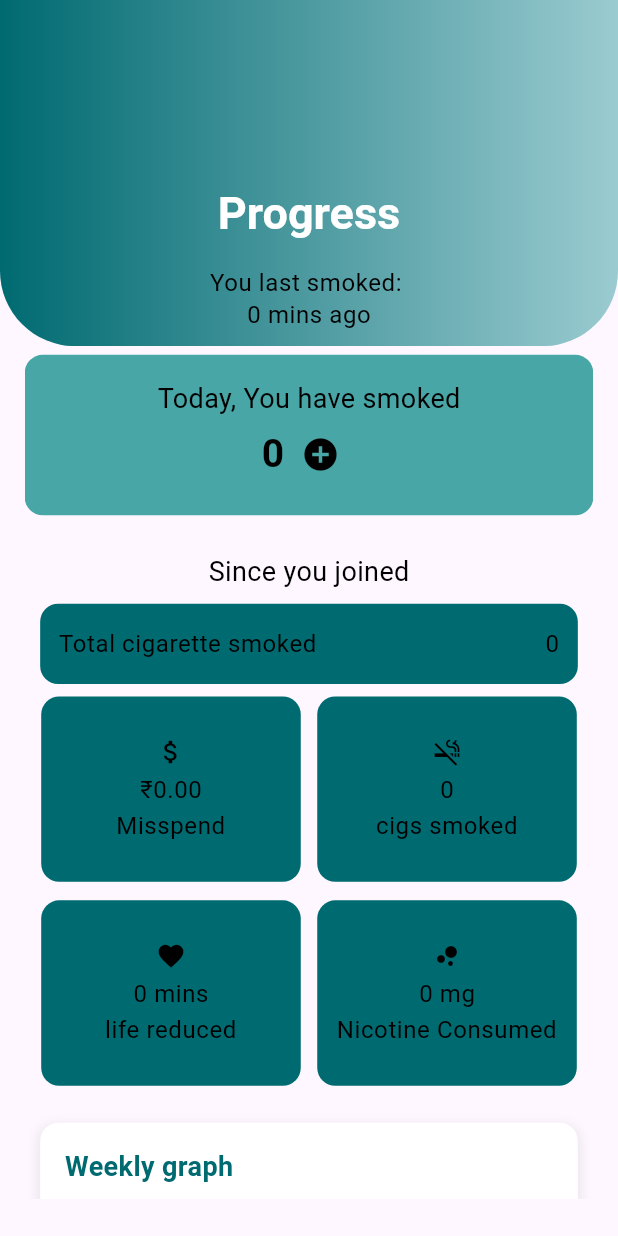
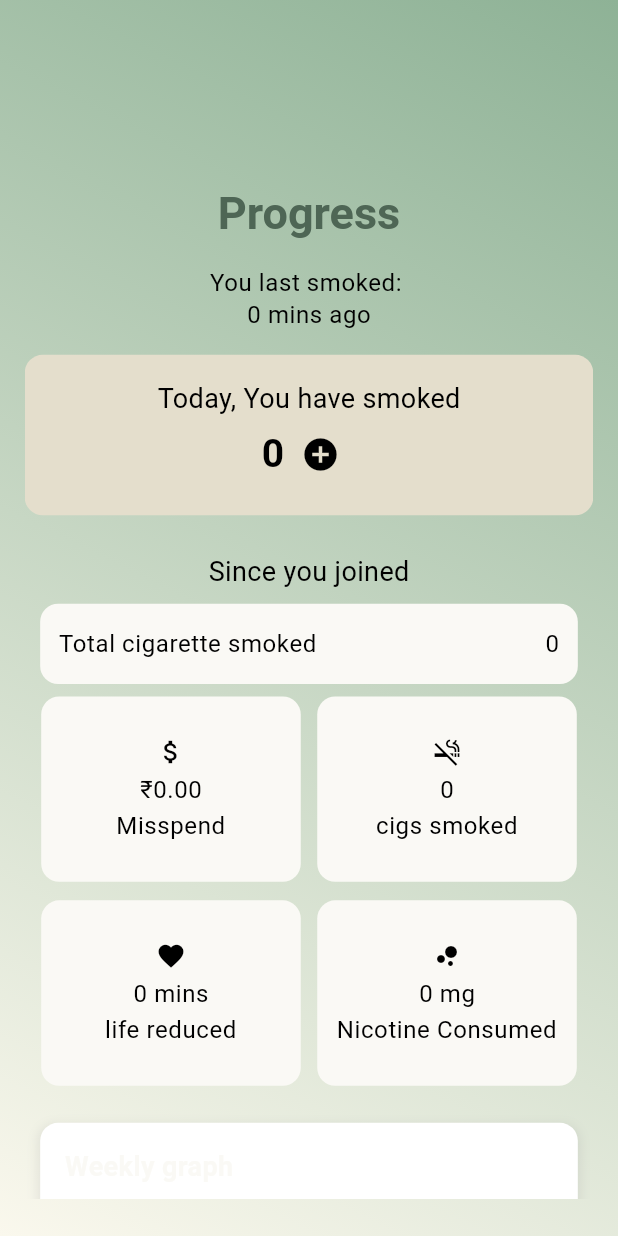
Before and after one commit to KartheekValigonda/Airbound, a Flutter app: the screen it shows once a user with an empty profile is signed in, after a tap on "Track Your Progress", on a phone screen of 412 x 824 dp. Run offline on Flutter 3.47's test engine with Material 3 defaults, Android fonts, the phone set to English and light mode, and no system bars; our stand-ins replace cloud_firestore, firebase_auth, firebase_core, firebase_storage, fl_chart, get and 2 more; accounts and stored records are empty.

Commit message:
updated all features

```diff
--- a/lib/Home/home.dart
+++ b/lib/Home/home.dart
@@ -134,22 +134,13 @@ class _HomeScreenState extends State<HomeScreen> {
     final theme = Theme.of(context);
 
     return Scaffold(
-      body: Stack(
-        children: [
-          ClipPath(
-            child: Container(
-              height: screenHeight*0.28,
-              child: Center(child: Text("")),
+      body: Container(
         decoration: BoxDecoration(
-                  gradient: const LinearGradient(colors: [Pallete.gradient1,Pallete.gradient2]),
-                  borderRadius: BorderRadius.only(
-                  bottomLeft: Radius.circular(50),
-                  bottomRight: Radius.circular(50),
-                )
+          gradient: const LinearGradient(colors: [Pallete.gradient1,Pallete.gradient2],
+            begin: Alignment.topRight,
+            end: Alignment.bottomLeft,),
         ),
-            ),
-          ),
-          Padding(
+        child: Padding(
           padding: EdgeInsets.symmetric(
               horizontal: screenWidth * 0.05, vertical: screenHeight * 0.02),
           child: SingleChildScrollView(
@@ -158,8 +149,8 @@ class _HomeScreenState extends State<HomeScreen> {
               crossAxisAlignment: CrossAxisAlignment.start,
               children: [
                 SizedBox(height: screenHeight * 0.12),
-                  Text("A New", style: theme.textTheme.titleLarge?.copyWith(color: Colors.white)),
-                  Text("Journey Begins", style: theme.textTheme.titleLarge?.copyWith(color: Colors.white)),
+                Text("A New", style: theme.textTheme.titleLarge),
+                Text("Journey Begins", style: theme.textTheme.titleLarge),
                 SizedBox(height: screenHeight * 0.025),
 
                 Container(
@@ -294,7 +285,6 @@ class _HomeScreenState extends State<HomeScreen> {
             ),
           ),
         ),
-        ],
       ),
     );
   }
--- a/lib/Progress/progress.dart
+++ b/lib/Progress/progress.dart
@@ -281,22 +281,14 @@ class _ProgressState extends State<Progress> {
     final theme = Theme.of(context);
 
     return Scaffold(
-      body: Stack(
-        children:[
-          ClipPath(
-            child: Container(
-              height: screenHeight*0.28,
-              child: Center(child: Text("")),
+      backgroundColor: Pallete.backgroundColor,
+      body: Container(
         decoration: BoxDecoration(
-                  gradient: const LinearGradient(colors: [Pallete.gradient1,Pallete.gradient2]),
-                  borderRadius: BorderRadius.only(
-                  bottomLeft: Radius.circular(50),
-                  bottomRight: Radius.circular(50),
-                )
+        gradient: const LinearGradient(colors: [Pallete.gradient1,Pallete.gradient2],
+        begin: Alignment.topRight,
+        end: Alignment.bottomLeft,),
         ),
-            ),
-          ),
-          Obx(() => _isLoading.value
+        child: Obx(() => _isLoading.value
           ? const Center(child: CircularProgressIndicator())
           : Padding(
               padding: EdgeInsets.symmetric(
@@ -308,7 +300,7 @@ class _ProgressState extends State<Progress> {
                 child: Column(
                   children: [
                     SizedBox(height: screenHeight * 0.12),
-                      Text("Progress", style: theme.textTheme.titleLarge?.copyWith(color: Colors.white)),
+                    Text("Progress", style: theme.textTheme.titleLarge),
                     SizedBox(height: screenHeight * 0.02),
                     Column(
                       mainAxisAlignment: MainAxisAlignment.center,
@@ -466,7 +458,6 @@ class _ProgressState extends State<Progress> {
                 ),
               ),
             )),
-    ]
       ),
     );
   }
--- a/lib/Theme/color_pallet.dart
+++ b/lib/Theme/color_pallet.dart
@@ -1,14 +1,16 @@
 import 'package:flutter/material.dart';
 
 class Pallete {
-  static const bigCard = Color(0xFF48A6A7);
-  static const smallCard = Color(0xFF006A71);
+  static const authButton = Color(0xFF4e6655);
+  static const bigCard = Color(0xFFe4decc);
+  static const smallCard = Color(0xFFfaf9f5);
 
-  static const Color gradient1 = Color(0xFF006A71);
-  static const Color gradient2 = Color(0xFF9ACBD0);
+  static const Color gradient1 = Color(0xFF8eb296);
+  static const Color gradient2 = Color(0xFFfaf8ed);
 
   static const Color progress1 = Color(0xFF006A71);
   static const Color progress2 = Color(0xFF006A71);
+  static const Color backgroundColor = Color(0xFFf1f0e5);
 
   static const Color transparentColor = Colors.transparent;
 
--- a/lib/Theme/theme.dart
+++ b/lib/Theme/theme.dart
@@ -12,7 +12,7 @@ class AppTheme {
       ),
       useMaterial3: true,
       textTheme: const TextTheme(
-        titleLarge: TextStyle(fontSize: 30, fontWeight: FontWeight.bold, color: Color(0xFF27548A)),
+        titleLarge: TextStyle(fontSize: 30, fontWeight: FontWeight.bold, color: Color(0xFF4e6655)),
         titleMedium: TextStyle(fontSize: 18, fontWeight: FontWeight.bold, color: Colors.black),
         bodyLarge: TextStyle(fontSize: 20, fontWeight: FontWeight.bold, color: Colors.black),
         bodyMedium: TextStyle(fontSize: 18, color: Colors.black),
--- a/lib/User/profile.dart
+++ b/lib/User/profile.dart
@@ -115,6 +115,7 @@ class _ProfileState extends State<Profile> {
     final theme = Theme.of(context);
 
     return Scaffold(
+      backgroundColor: Pallete.backgroundColor,
       body: Stack(
         children: [
           ClipPath(
--- a/lib/common widgets/CommonCard.dart
+++ b/lib/common widgets/CommonCard.dart
@@ -1,3 +1,4 @@
+import 'package:airbound/Theme/color_pallet.dart';
 import 'package:flutter/material.dart';
 import 'package:velocity_x/velocity_x.dart';
 
@@ -19,9 +20,10 @@ Widget commonCard({
               width: width,
               height: height,
               decoration: BoxDecoration(
+                color: Pallete.smallCard,
                 borderRadius: BorderRadius.circular(22),
                 border: Border.all(
-                  color: Color(0xFF7695FF), // Change color as needed
+                  color: Pallete.smallCard, // Change color as needed
                   width: 1, // Border thickness
                 ),
               ),
--- a/lib/common widgets/commonbutton.dart
+++ b/lib/common widgets/commonbutton.dart
@@ -1,3 +1,4 @@
+import 'package:airbound/Theme/color_pallet.dart';
 import 'package:flutter/material.dart';
 
 Widget commonButton({onNavigate,buttonName, width, height, clr, txtclr}){
@@ -8,7 +9,7 @@ Widget commonButton({onNavigate,buttonName, width, height, clr, txtclr}){
       foregroundColor: Colors.white70, // Text color
       shape: RoundedRectangleBorder(
         side: const BorderSide(
-            color: Colors.white
+            color: Pallete.authButton
         ),
         borderRadius: BorderRadius.circular(35),
       ),
--- a/lib/common widgets/commontextfield.dart
+++ b/lib/common widgets/commontextfield.dart
@@ -27,11 +27,11 @@ Widget commonTextfield({
           borderRadius: BorderRadius.circular(30)
         ),
         enabledBorder: OutlineInputBorder(
-          borderSide: const BorderSide(color: Pallete.progress2), // Border color when enabled
+          borderSide: const BorderSide(color: Pallete.authButton), // Border color when enabled
           borderRadius: BorderRadius.circular(30),
         ),
         focusedBorder: OutlineInputBorder(
-          borderSide: const BorderSide(color: Colors.black, width: 1.0), // Border color when focused
+          borderSide: const BorderSide(color: Pallete.authButton, width: 1.0), // Border color when focused
           borderRadius: BorderRadius.circular(30),
         ),
       ),
--- a/lib/openingpg.dart
+++ b/lib/openingpg.dart
@@ -14,62 +14,55 @@ class OpeningPg extends StatefulWidget {
 class _OpeningPgState extends State<OpeningPg> {
   @override
   Widget build(BuildContext context) {
-    final horizontalPadding = MediaQuery.of(context).size.width ;
+    final horizontalPadding = MediaQuery.of(context).size.width;
     final verticalPadding = MediaQuery.of(context).size.height;
-    return  Scaffold(
-      body: Padding(
-        padding: EdgeInsets.only(
-            top: verticalPadding*0.3,
-            bottom: verticalPadding*0.2,
-            left:horizontalPadding*0.07,
-            right:horizontalPadding*0.07),
+    return Scaffold(
+      backgroundColor: Pallete.backgroundColor,
+      body: SizedBox(
+        height: double.infinity,
         child: Stack(
-          children:[
-            Positioned(
-              top: 10,
-              right: 50,
+          children: [
+            // Container with gradient background
+            Center(
               child: Container(
-                width: 50,
-                height: 50,
-                decoration: BoxDecoration(
-                  image: const DecorationImage(
-                    image: AssetImage('assets/images/logo.jpg'),
-                    fit: BoxFit.cover,
-                  ),
-                  borderRadius: BorderRadius.circular(32), // Optional: Rounded corners
-                ),
-              ),
-            ),
-
-            Container(
+                height: verticalPadding*0.6,
+                width: horizontalPadding*0.9,
                 decoration: BoxDecoration(
                   gradient: LinearGradient(
                     colors: [Pallete.gradient1, Pallete.gradient2],
                     begin: Alignment.topRight,
                     end: Alignment.bottomLeft,
                   ),
-                borderRadius: BorderRadius.circular(20), // Adjust the radius as needed
-              ),
-              child: Padding(
-                padding: EdgeInsets.symmetric(
-                    horizontal:horizontalPadding*0.03,
-                    vertical: verticalPadding*0.04
+                  borderRadius: BorderRadius.circular(20),
                 ),
                 child: Column(
                   children: [
-                  const Text("Welcome to a  healthier life.", textAlign: TextAlign.center,style: TextStyle(fontSize: 32, fontWeight:FontWeight.w500),),
-                  Text("Start your journey towards freedom from smoking and regain more time and health",textAlign: TextAlign.center,style: Theme.of(context).textTheme.bodySmall),
-                  SizedBox(height: verticalPadding*0.06,),
+                    SizedBox(height: verticalPadding*0.1),
+                    const Text(
+                      "Welcome to a healthier life.",
+                      textAlign: TextAlign.center,
+                      style: TextStyle(fontSize: 32, fontWeight: FontWeight.w500),
+                    ),
+                    Text(
+                      "Start your journey towards freedom from smoking and regain more time and health",
+                      textAlign: TextAlign.center,
+                      style: Theme.of(context).textTheme.bodySmall
+                    ),
+                    SizedBox(height: verticalPadding*0.06),
                     commonButton(
-                    onNavigate: (){Navigator.push(context, MaterialPageRoute(builder: (context)=>const Info()));},
+                      onNavigate: () {
+                        Navigator.push(context, MaterialPageRoute(builder: (context) => const Info()));
+                      },
                       buttonName: "Let's get started!",
                       width: horizontalPadding*0.8,
                       height: verticalPadding*0.06,
-                      clr: Pallete.bigCard
+                      clr: Pallete.authButton
                     ),
-                  SizedBox(height: verticalPadding*0.02,),
+                    SizedBox(height: verticalPadding*0.02),
                     commonButton(
-                    onNavigate: (){Navigator.push(context, MaterialPageRoute(builder: (context)=>const LoginPage()));},
+                      onNavigate: () {
+                        Navigator.push(context, MaterialPageRoute(builder: (context) => const LoginPage()));
+                      },
                       buttonName: "I already have an account",
                       width: horizontalPadding*0.8,
                       height: verticalPadding*0.06,
@@ -79,7 +72,35 @@ class _OpeningPgState extends State<OpeningPg> {
                 ),
               ),
             ),
-          ]
+
+            // Logo positioned above the container
+            Positioned(
+              top: verticalPadding * 0.12,
+              left: 0,
+              right: 0,
+              child: Center(
+                child: Container(
+                  width: horizontalPadding * 0.35,
+                  height: horizontalPadding * 0.35,
+                  decoration: BoxDecoration(
+                    image: const DecorationImage(
+                      image: AssetImage('assets/images/logo.jpg'),
+                      fit: BoxFit.cover,
+                    ),
+                    borderRadius: BorderRadius.circular(26),
+                    boxShadow: [
+                      BoxShadow(
+                        color: Colors.black.withOpacity(0.2),
+                        spreadRadius: 2,
+                        blurRadius: 5,
+                        offset: const Offset(0, 3),
+                      ),
+                    ],
+                  ),
+                ),
+              ),
+            ),
+          ],
         ),
       ),
     );
```
Also changed, not shown: lib/Authentication/additional_Info.dart (+11 -25 lines), lib/Authentication/info.dart (+13 -9 lines), lib/Authentication/loginpage.dart (+8 -19 lines), lib/Authentication/signup.dart (+13 -26 lines), lib/Authentication/verificationScreen.dart (+12 -5 lines), lib/Recovery/recovery.dart (+31 -41 lines), pubspec.lock, 4 other files. Lines whose indentation alone changed are shown as unchanged.
